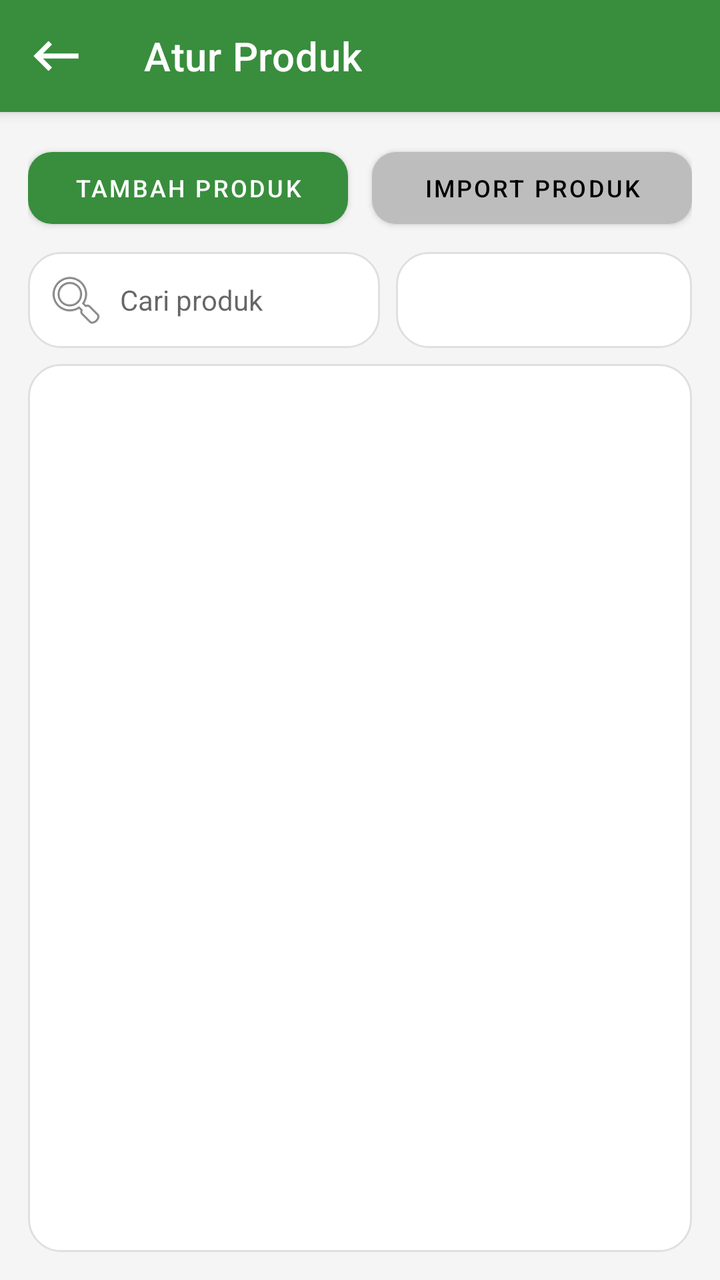
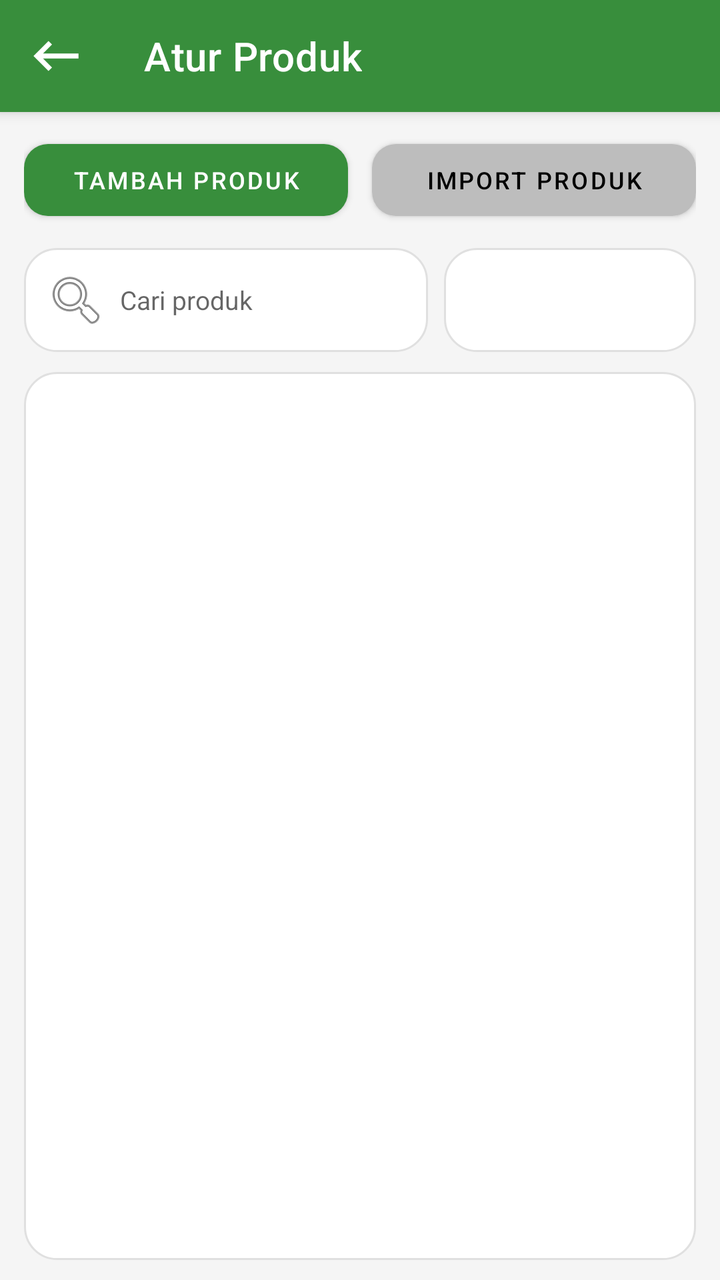

Compare the two renders of this Android layout. The source of the first and the diff that turns it into the second are given below.
<!-- AndroidManifest.xml: application theme Theme.DasPos -->
<!-- res/layout/activity_product.xml -->
<?xml version="1.0" encoding="utf-8"?>
<LinearLayout xmlns:android="http://schemas.android.com/apk/res/android"
    xmlns:app="http://schemas.android.com/apk/res-auto"
    android:layout_width="match_parent"
    android:layout_height="match_parent"
    android:background="@color/warm_gray"
    android:orientation="vertical">

    <com.google.android.material.appbar.MaterialToolbar
        android:id="@+id/toolbar"
        style="@style/DasPosToolbar"
        android:layout_width="match_parent"
        android:layout_height="?attr/actionBarSize"
        app:navigationIcon="@drawable/ic_back"
        app:title="@string/manage_products" />

    <LinearLayout
        android:layout_width="match_parent"
        android:layout_height="match_parent"
        android:orientation="vertical"
        android:padding="14dp">

        <LinearLayout
            android:layout_width="match_parent"
            android:layout_height="wrap_content"
            android:orientation="horizontal">

            <com.google.android.material.button.MaterialButton
                android:id="@+id/btnAddProduct"
                style="@style/DasPosPrimaryButton"
                android:layout_width="0dp"
                android:layout_height="wrap_content"
                android:layout_marginEnd="6dp"
                android:layout_weight="1"
                android:text="@string/add_product" />

            <com.google.android.material.button.MaterialButton
                android:id="@+id/btnImportProduct"
                style="@style/DasPosGrayButton"
                android:layout_width="0dp"
                android:layout_height="wrap_content"
                android:layout_marginStart="6dp"
                android:layout_weight="1"
                android:text="@string/import_product" />
        </LinearLayout>

        <LinearLayout
            android:layout_width="match_parent"
            android:layout_height="wrap_content"
            android:layout_marginTop="8dp"
            android:orientation="horizontal">

            <EditText
                android:id="@+id/etSearch"
                android:layout_width="0dp"
                android:layout_height="wrap_content"
                android:layout_weight="1"
                android:background="@drawable/bg_input"
                android:drawableStart="@android:drawable/ic_menu_search"
                android:drawablePadding="6dp"
                android:hint="@string/search_product"
                android:padding="8dp"
                android:textSize="14sp" />

            <Spinner
                android:id="@+id/spSort"
                android:layout_width="148dp"
                android:layout_height="match_parent"
                android:layout_marginStart="8dp"
                android:textSize="11sp"
                android:background="@drawable/bg_input" />
        </LinearLayout>

        <FrameLayout
            android:layout_width="match_parent"
            android:layout_height="0dp"
            android:layout_marginTop="8dp"
            android:layout_weight="1"
            android:background="@drawable/bg_card">

            <androidx.recyclerview.widget.RecyclerView
                android:id="@+id/rvProducts"
                android:layout_width="match_parent"
                android:layout_height="match_parent"/>

            <LinearLayout
                android:id="@+id/layoutProductState"
                android:layout_width="match_parent"
                android:layout_height="match_parent"
                android:gravity="center"
                android:orientation="vertical"
                android:padding="8dp"
                android:visibility="gone">

                <ProgressBar
                    android:id="@+id/progressProduct"
                    android:layout_width="wrap_content"
                    android:layout_height="wrap_content" />

                <TextView
                    android:id="@+id/tvProductState"
                    android:layout_width="wrap_content"
                    android:layout_height="wrap_content"
                    android:layout_marginTop="8dp"
                    android:textColor="@color/text_secondary"
                    android:textSize="11sp" />
            </LinearLayout>
        </FrameLayout>
    </LinearLayout>
</LinearLayout>
<!-- resources referenced by this layout -->
<resources>
  <color name="text_secondary">#666666</color>
  <color name="warm_gray">#F5F5F5</color>
  <!-- drawable bg_card (drawable) -->
  <?xml version="1.0" encoding="utf-8"?>
  <shape xmlns:android="http://schemas.android.com/apk/res/android">
      <solid android:color="@color/surface_white" />
      <corners android:radius="16dp" />
      <padding android:left="16dp" android:top="16dp" android:right="16dp" android:bottom="16dp" />
      <stroke android:width="1dp" android:color="@color/divider" />
  </shape>
  <!-- drawable bg_input (drawable) -->
  <?xml version="1.0" encoding="utf-8"?>
  
  <shape xmlns:android="http://schemas.android.com/apk/res/android">
      <solid android:color="@color/surface_white" />
      <corners android:radius="16dp" />
      <padding android:left="16dp" android:top="16dp" android:right="16dp" android:bottom="16dp" />
      <stroke android:width="1dp" android:color="@color/divider" />
  </shape>
  <!-- drawable ic_back (drawable) -->
  <vector xmlns:android="http://schemas.android.com/apk/res/android"
      android:width="30dp"
      android:height="30dp"
      android:tint="#FFFFFF"
      android:viewportWidth="24"
      android:viewportHeight="24">
      <path
          android:fillColor="@android:color/white"
          android:pathData="M21,11H6.83l3.58,-3.59L9,6l-6,6 6,6 1.41,-1.41L6.83,13H21z" />
  </vector>
  <string name="add_product">Tambah Produk</string>
  <string name="import_product">Import Produk</string>
  <string name="manage_products">Atur Produk</string>
  <string name="search_product">Cari produk</string>
  <style name="DasPosGrayButton" parent="Widget.MaterialComponents.Button">
          <item name="backgroundTint">@color/button_gray</item>
          <item name="android:textColor">@android:color/black</item>
          <item name="android:textSize">12sp</item>
          <item name="cornerRadius">12dp</item>
          <item name="android:minHeight">48dp</item>
      </style>
  <style name="DasPosPrimaryButton" parent="Widget.MaterialComponents.Button">
          <item name="backgroundTint">@color/primary_green</item>
          <item name="android:textColor">@color/surface_white</item>
          <item name="android:textSize">12sp</item>
          <item name="cornerRadius">12dp</item>
          <item name="android:minHeight">48dp</item>
      </style>
  <style name="DasPosToolbar" parent="Widget.MaterialComponents.Toolbar.Primary">
          <item name="android:background">@color/primary_green</item>
          <item name="titleTextColor">@color/surface_white</item>
          <item name="navigationIconTint">@color/surface_white</item>
      </style>
  <style name="Theme.DasPos" parent="Theme.MaterialComponents.Light.NoActionBar">
          <item name="colorPrimary">@color/primary_green</item>
          <item name="colorPrimaryVariant">@color/primary_green_dark</item>
          <item name="colorOnPrimary">@color/surface_white</item>
          <item name="colorSurface">@color/surface_white</item>
          <item name="android:statusBarColor">@color/primary_green_dark</item>
      </style>
  <color name="surface_white">#FFFFFF</color>
  <color name="divider">#E0E0E0</color>
  <color name="button_gray">#BDBDBD</color>
  <color name="primary_green">#388E3C</color>
  <color name="primary_green_dark">#2E7D32</color>
</resources>

<!-- the commit's change to res/layout/activity_product.xml (unified diff, before → after) -->
@@ -18,7 +18,10 @@
         android:layout_width="match_parent"
         android:layout_height="match_parent"
         android:orientation="vertical"
-        android:padding="14dp">
+        android:paddingStart="12dp"
+        android:paddingEnd="12dp"
+        android:paddingTop="10dp"
+        android:paddingBottom="10dp">
 
         <LinearLayout
             android:layout_width="match_parent"
@@ -47,7 +50,7 @@
         <LinearLayout
             android:layout_width="match_parent"
             android:layout_height="wrap_content"
-            android:layout_marginTop="8dp"
+            android:layout_marginTop="10dp"
             android:orientation="horizontal">
 
             <EditText
@@ -59,29 +62,37 @@
                 android:drawableStart="@android:drawable/ic_menu_search"
                 android:drawablePadding="6dp"
                 android:hint="@string/search_product"
-                android:padding="8dp"
-                android:textSize="14sp" />
+                android:paddingStart="10dp"
+                android:paddingTop="10dp"
+                android:paddingEnd="10dp"
+                android:paddingBottom="10dp"
+                android:textSize="13sp" />
 
             <Spinner
                 android:id="@+id/spSort"
-                android:layout_width="148dp"
+                android:layout_width="126dp"
                 android:layout_height="match_parent"
                 android:layout_marginStart="8dp"
-                android:textSize="11sp"
+                android:textSize="12sp"
                 android:background="@drawable/bg_input" />
         </LinearLayout>
 
         <FrameLayout
             android:layout_width="match_parent"
             android:layout_height="0dp"
-            android:layout_marginTop="8dp"
+            android:layout_marginTop="10dp"
             android:layout_weight="1"
             android:background="@drawable/bg_card">
 
             <androidx.recyclerview.widget.RecyclerView
                 android:id="@+id/rvProducts"
                 android:layout_width="match_parent"
-                android:layout_height="match_parent"/>
+                android:layout_height="match_parent"
+                android:clipToPadding="false"
+                android:paddingStart="8dp"
+                android:paddingTop="6dp"
+                android:paddingEnd="8dp"
+                android:paddingBottom="10dp" />
 
             <LinearLayout
                 android:id="@+id/layoutProductState"
